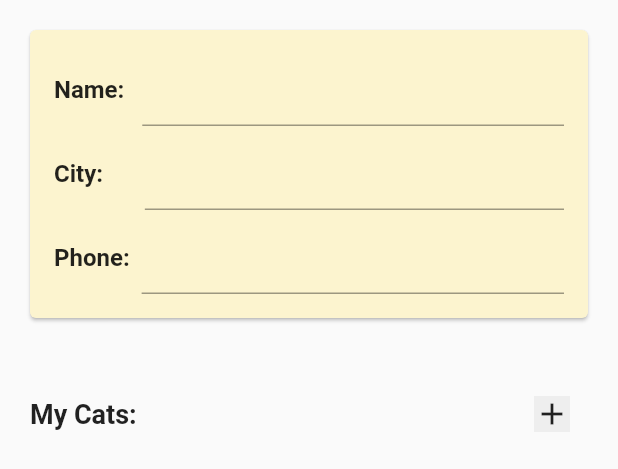
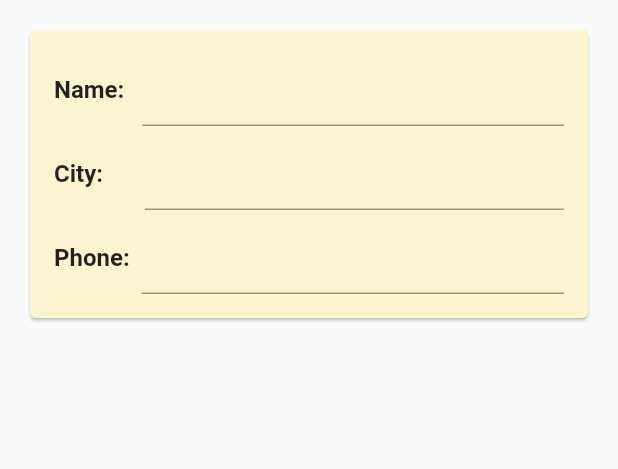
Before and after one commit to Swetlana-Sch/brinder, a Flutter app: the EditModeUserInfoCard widget shown alone on an empty page, opened directly, on a phone screen of 412 x 824 dp. Shown: the top 469 px of the screen. Run offline on Flutter 3.47's test engine with Material 2 defaults, Android fonts, the phone set to English and light mode, and no system bars; our stand-ins replace firebase_auth, firebase_core, google_sign_in; missing offline and left inert: flutter_login_facebook; accounts and stored records are empty.

Commit message:
extracted myCatsPanel widget

```diff
--- a/lib/common_widgets/edit_mode_user_info_card.dart
+++ b/lib/common_widgets/edit_mode_user_info_card.dart
@@ -74,26 +74,6 @@ class EditModeUserInfoCard extends StatelessWidget {
               ),
             ),
           ),
-          Padding(
-            padding: const EdgeInsets.all(20.0),
-            child: Row(
-              mainAxisAlignment: MainAxisAlignment.spaceBetween,
-              children: [
-                Text(
-                  'My Cats:',
-                  style: TextStyle(fontSize: 18),
-                ),
-                IconButton(
-                  icon: Container(
-                      color: Colors.grey.shade200, child: Icon(Icons.add)),
-                  onPressed: () {
-                    print('Add cat pressed');
-                  },
-                ),
-              ],
-            ),
-          ),
-          // ListView(),
         ],
       ),
     );
```
Also changed, not shown: lib/common_widgets/my_cats_panel.dart (added, +32 -0 lines), lib/common_widgets/view_mode_user_info_card.dart (+0 -21 lines), lib/screens/user_profile_screen.dart (+7 -1 lines).
